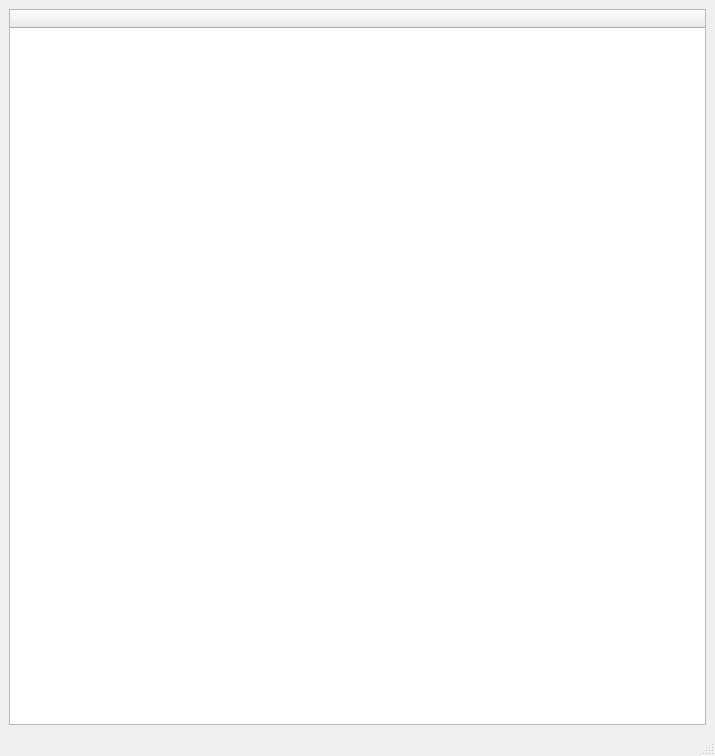
Old version of the form examples/berkeley/xmlstorage/mainwindow.ui in the repository mnutt/libqxt.
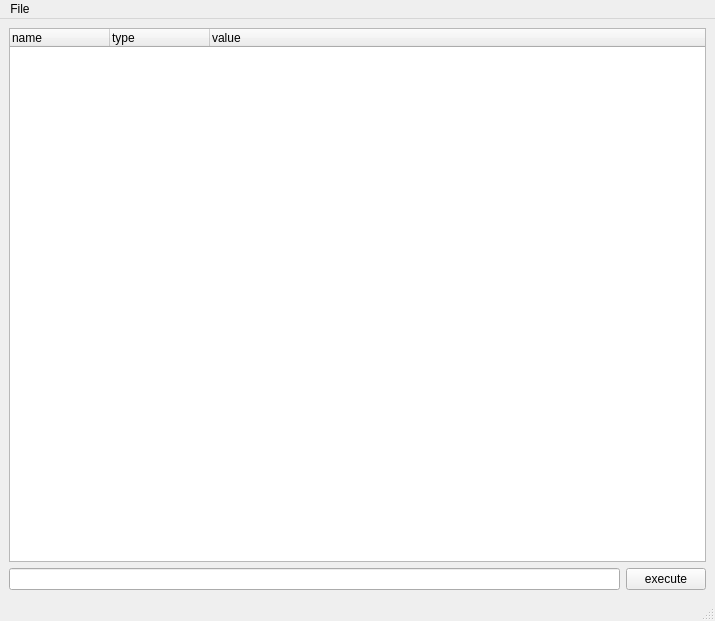
New version of the form.

The edit to the form file:
```diff
--- a/examples/berkeley/xmlstorage/mainwindow.ui
+++ b/examples/berkeley/xmlstorage/mainwindow.ui
@@ -6,7 +6,7 @@
     <x>0</x>
     <y>0</y>
     <width>715</width>
-    <height>756</height>
+    <height>621</height>
    </rect>
   </property>
   <property name="windowTitle" >
@@ -18,17 +18,37 @@
      <x>0</x>
      <y>25</y>
      <width>715</width>
-     <height>710</height>
+     <height>575</height>
     </rect>
    </property>
-   <layout class="QGridLayout" name="gridLayout_2" >
-    <item rowspan="2" row="0" column="0" >
+   <layout class="QGridLayout" name="gridLayout" >
+    <item row="0" column="0" colspan="2" >
      <widget class="QTreeWidget" name="treeWidget" >
       <column>
        <property name="text" >
-        <string> </string>
+        <string>name</string>
        </property>
       </column>
+      <column>
+       <property name="text" >
+        <string>type</string>
+       </property>
+      </column>
+      <column>
+       <property name="text" >
+        <string>value</string>
+       </property>
+      </column>
+     </widget>
+    </item>
+    <item row="1" column="0" >
+     <widget class="QLineEdit" name="lineEdit" />
+    </item>
+    <item row="1" column="1" >
+     <widget class="QPushButton" name="pushButton" >
+      <property name="text" >
+       <string>execute</string>
+      </property>
      </widget>
     </item>
    </layout>
@@ -42,12 +62,20 @@
      <height>25</height>
     </rect>
    </property>
+   <widget class="QMenu" name="menuMenu" >
+    <property name="title" >
+     <string>File</string>
+    </property>
+    <addaction name="actionLoad" />
+    <addaction name="actionQuit" />
+   </widget>
+   <addaction name="menuMenu" />
   </widget>
   <widget class="QStatusBar" name="statusbar" >
    <property name="geometry" >
     <rect>
      <x>0</x>
-     <y>735</y>
+     <y>600</y>
      <width>715</width>
      <height>21</height>
     </rect>
```
Left out of the diff: 12 changed lines with no effect on the pictures.
